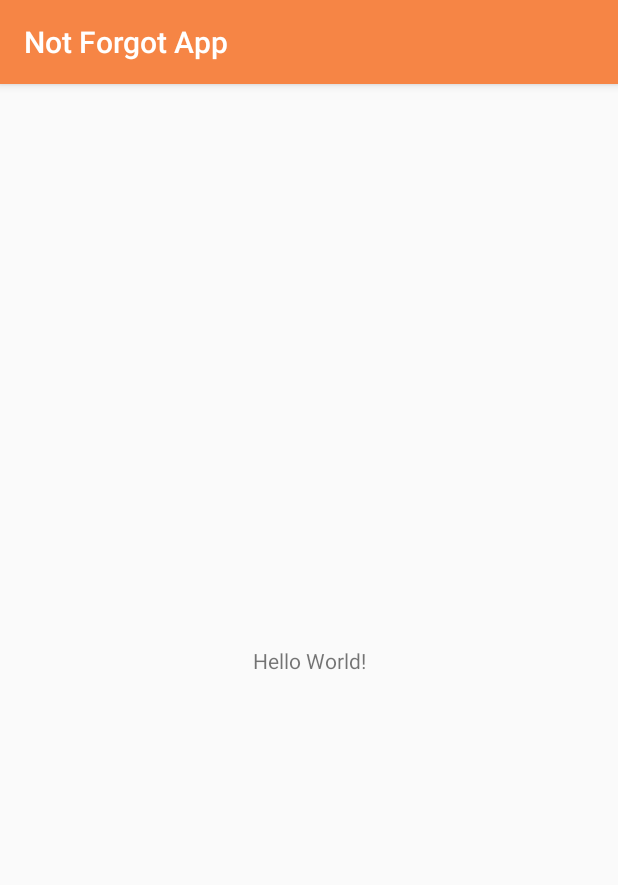
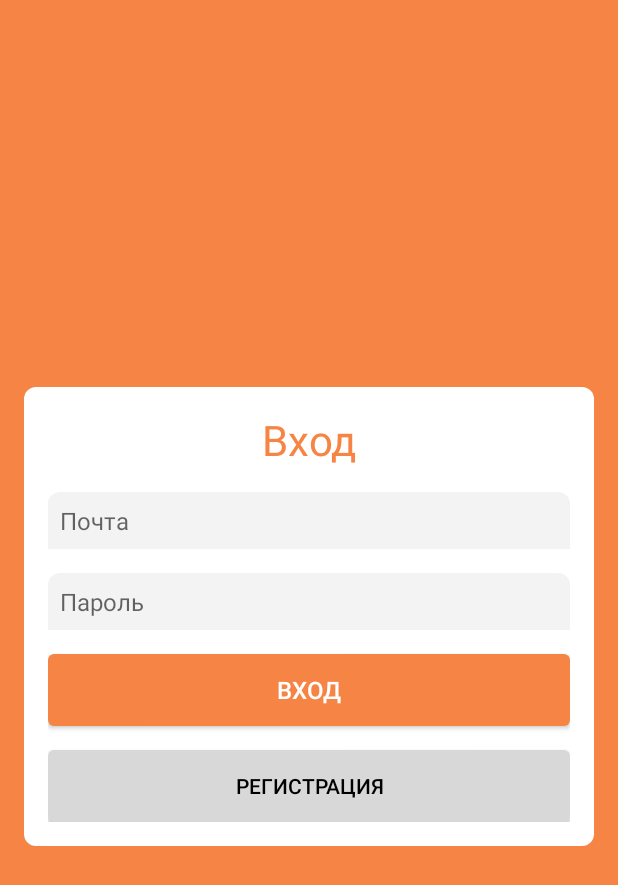
Before and after one commit to Ghostwish46/NotForgot, an Android app: the screen it shows after launch (MainActivity before the commit, LoginActivity after it), on a phone screen of 412 x 824 dp. Shown: the top 885 px of the screen. Run offline under Robolectric (Android 15) with nearby library versions, the phone set to English and light mode, and no system bars.

Commit message:
Login/Register activity design and transition logic.

```diff
--- a/app/src/main/AndroidManifest.xml
+++ b/app/src/main/AndroidManifest.xml
@@ -9,7 +9,7 @@
         android:roundIcon="@mipmap/ic_launcher_round"
         android:supportsRtl="true"
         android:theme="@style/AppTheme">
-        <activity android:name=".MainActivity"
+        <activity android:name=".LoginActivity"
             android:theme="@style/AppTheme.Launcher">
             <intent-filter>
                 <action android:name="android.intent.action.MAIN" />
--- /dev/null
+++ b/app/src/main/java/dev/ghost/notforgotapp/LoginActivity.kt
@@ -0,0 +1,44 @@
+package dev.ghost.notforgotapp
+
+import androidx.appcompat.app.AppCompatActivity
+import android.os.Bundle
+import android.view.View
+import android.widget.Button
+import android.widget.LinearLayout
+
+class LoginActivity : AppCompatActivity() {
+
+//    lateinit var  mLinearLogin:LinearLayout
+
+    override fun onCreate(savedInstanceState: Bundle?) {
+        super.onCreate(savedInstanceState)
+        setTheme(R.style.AppTheme_Login)
+        setContentView(R.layout.activity_login)
+
+        val mLinearLogin:LinearLayout = findViewById(R.id.includeLogin)
+        val mLinearRegistration:LinearLayout = findViewById(R.id.includeRegistration)
+
+
+        val btnRegistration:Button = mLinearLogin.findViewById(R.id.buttonLoginRegistration)
+        btnRegistration.setOnClickListener {
+            mLinearLogin.changeVisibility()
+            mLinearRegistration.changeVisibility()
+        }
+
+        val btnLogin:Button = mLinearRegistration.findViewById(R.id.buttonRegistrationLogin)
+        btnLogin.setOnClickListener {
+            mLinearLogin.changeVisibility()
+            mLinearRegistration.changeVisibility()
+        }
+
+
+    }
+
+    private fun View.changeVisibility() {
+        if (visibility == View.VISIBLE) {
+            visibility = View.GONE
+        } else {
+            visibility = View.VISIBLE
+        }
+    }
+}
--- a/app/src/main/java/dev/ghost/notforgotapp/MainActivity.kt
+++ /dev/null
@@ -1,13 +0,0 @@
-package dev.ghost.notforgotapp
-
-import androidx.appcompat.app.AppCompatActivity
-import android.os.Bundle
-
-class MainActivity : AppCompatActivity() {
-
-    override fun onCreate(savedInstanceState: Bundle?) {
-        super.onCreate(savedInstanceState)
-        setTheme(R.style.AppTheme)
-        setContentView(R.layout.activity_main)
-    }
-}
--- /dev/null
+++ b/app/src/main/res/drawable/background_bright_button.xml
@@ -0,0 +1,9 @@
+<?xml version="1.0" encoding="utf-8"?>
+<selector xmlns:android="http://schemas.android.com/apk/res/android">
+<item>
+    <shape>
+        <corners android:radius="@dimen/corner_small" />
+        <solid android:color="@color/colorPrimary" />
+    </shape>
+</item>
+</selector>
--- /dev/null
+++ b/app/src/main/res/drawable/background_cornered_container.xml
@@ -0,0 +1,9 @@
+<?xml version="1.0" encoding="utf-8"?>
+<selector xmlns:android="http://schemas.android.com/apk/res/android">
+<item>
+    <shape>
+        <corners android:radius="@dimen/corner_normal"></corners>
+        <solid android:color="@color/colorWhite"></solid>
+    </shape>
+</item>
+</selector>
--- /dev/null
+++ b/app/src/main/res/drawable/background_edit_text.xml
@@ -0,0 +1,10 @@
+<?xml version="1.0" encoding="utf-8"?>
+<selector xmlns:android="http://schemas.android.com/apk/res/android">
+<item>
+    <shape>
+        <corners android:topRightRadius="@dimen/corner_normal"
+            android:topLeftRadius="@dimen/corner_normal"></corners>
+        <solid android:color="@color/colorLightGray"></solid>
+    </shape>
+</item>
+</selector>
--- /dev/null
+++ b/app/src/main/res/drawable/background_gray_button.xml
@@ -0,0 +1,9 @@
+<?xml version="1.0" encoding="utf-8"?>
+<selector xmlns:android="http://schemas.android.com/apk/res/android">
+    <item>
+        <shape>
+            <corners android:radius="@dimen/corner_small"></corners>
+            <solid android:color="@color/colorGray"></solid>
+        </shape>
+    </item>
+</selector>
--- /dev/null
+++ b/app/src/main/res/layout/activity_login.xml
@@ -0,0 +1,25 @@
+<?xml version="1.0" encoding="utf-8"?>
+<androidx.constraintlayout.widget.ConstraintLayout xmlns:android="http://schemas.android.com/apk/res/android"
+    xmlns:app="http://schemas.android.com/apk/res-auto"
+    xmlns:tools="http://schemas.android.com/tools"
+    tools:context=".LoginActivity"
+    style="@style/background_constraint">
+
+    <include
+        android:id="@+id/includeRegistration"
+        layout="@layout/layout_registration"
+        android:visibility="gone"
+        app:layout_constraintBottom_toBottomOf="parent"
+        app:layout_constraintEnd_toEndOf="parent"
+        app:layout_constraintStart_toStartOf="parent"
+        app:layout_constraintTop_toTopOf="parent" />
+
+    <include
+        android:id="@+id/includeLogin"
+        layout="@layout/layout_login"
+        app:layout_constraintBottom_toBottomOf="parent"
+        app:layout_constraintEnd_toEndOf="parent"
+        app:layout_constraintStart_toStartOf="parent"
+        app:layout_constraintTop_toTopOf="parent" />
+
+</androidx.constraintlayout.widget.ConstraintLayout>
--- a/app/src/main/res/layout/activity_main.xml
+++ /dev/null
@@ -1,18 +0,0 @@
-<?xml version="1.0" encoding="utf-8"?>
-<androidx.constraintlayout.widget.ConstraintLayout xmlns:android="http://schemas.android.com/apk/res/android"
-    xmlns:app="http://schemas.android.com/apk/res-auto"
-    xmlns:tools="http://schemas.android.com/tools"
-    android:layout_width="match_parent"
-    android:layout_height="match_parent"
-    tools:context=".MainActivity">
-
-    <TextView
-        android:layout_width="wrap_content"
-        android:layout_height="wrap_content"
-        android:text="Hello World!"
-        app:layout_constraintBottom_toBottomOf="parent"
-        app:layout_constraintLeft_toLeftOf="parent"
-        app:layout_constraintRight_toRightOf="parent"
-        app:layout_constraintTop_toTopOf="parent" />
-
-</androidx.constraintlayout.widget.ConstraintLayout>
--- /dev/null
+++ b/app/src/main/res/layout/layout_login.xml
@@ -0,0 +1,51 @@
+<?xml version="1.0" encoding="utf-8"?>
+<LinearLayout xmlns:android="http://schemas.android.com/apk/res/android"
+    xmlns:app="http://schemas.android.com/apk/res-auto"
+    xmlns:tools="http://schemas.android.com/tools"
+    android:layout_width="0dp"
+    android:layout_height="wrap_content"
+    android:background="@drawable/background_cornered_container"
+    android:orientation="vertical"
+    android:padding="@dimen/margin_normal"
+    app:layout_constraintBottom_toBottomOf="parent"
+    app:layout_constraintEnd_toEndOf="parent"
+    app:layout_constraintStart_toStartOf="parent"
+    app:layout_constraintTop_toTopOf="parent"
+    app:layout_constraintVertical_bias="0.498"
+    tools:showIn="@layout/activity_login">
+
+    <TextView
+        android:id="@+id/textView"
+        style="@style/HeaderTextView"
+        android:text="@string/header_login"
+        app:layout_constraintEnd_toEndOf="parent"
+        app:layout_constraintStart_toStartOf="parent"
+        app:layout_constraintTop_toTopOf="parent" />
+
+    <EditText
+        android:id="@+id/editTextLoginMail"
+        style="@style/InputEditText"
+        android:hint="@string/hint_mail" />
+
+    <EditText
+        android:id="@+id/editTexLoginPassword"
+        style="@style/InputEditText"
+        android:layout_width="match_parent"
+        android:layout_height="wrap_content"
+        android:layout_marginTop="@dimen/margin_normal"
+        android:ems="10"
+        android:hint="@string/hint_password"
+        android:inputType="textPassword" />
+
+    <Button
+        android:id="@+id/buttonLoginAction"
+        style="@style/BrightButton"
+        android:layout_width="match_parent"
+        android:layout_height="wrap_content"
+        android:text="@string/header_login" />
+
+    <Button
+        android:id="@+id/buttonLoginRegistration"
+        style="@style/GrayButton"
+        android:text="@string/header_registration" />
+</LinearLayout>
--- a/app/src/main/res/values/colors.xml
+++ b/app/src/main/res/values/colors.xml
@@ -1,6 +1,14 @@
 <?xml version="1.0" encoding="utf-8"?>
 <resources>
     <color name="colorPrimary">#F68545</color>
-    <color name="colorPrimaryDark">#C16835</color>
-    <color name="colorAccent">#03DAC5</color>
+    <color name="colorPrimaryDark">#c56a37</color>
+    <color name="colorAccent">#F44336</color>
+    <color name="colorWhite">#FFFFFF</color>
+    <color name="colorBlack">#000000</color>
+    <color name="colorLightGray">#f3f3f3</color>
+    <color name="colorGray">#d8d8d8</color>
+    <color name="colorRed">#fc4040</color>
+    <color name="colorBlue">#6083fe</color>
+    <color name="colorYellow">#ffc453</color>
+    <color name="colorGreen">#64c16d</color>
 </resources>
--- /dev/null
+++ b/app/src/main/res/values/dimens.xml
@@ -0,0 +1,7 @@
+<?xml version="1.0" encoding="utf-8"?>
+<resources>
+    <dimen name="margin_small">8dp</dimen>
+    <dimen name="margin_normal">16dp</dimen>
+    <dimen name="corner_normal">8dp</dimen>
+    <dimen name="corner_small">4dp</dimen>
+</resources>
--- a/app/src/main/res/values/strings.xml
+++ b/app/src/main/res/values/strings.xml
@@ -1,3 +1,14 @@
 <resources>
     <string name="app_name">Not Forgot App</string>
+
+    <string name="header_login">Вход</string>
+    <string name="header_registration">Регистрация</string>
+
+    <string name="hint_name">Имя</string>
+    <string name="hint_mail">Почта</string>
+    <string name="hint_password">Пароль</string>
+    <string name="hint_re_password">Повторите пароль</string>
+
+    <string name="action_register">Зарегистрироваться</string>
+    <string name="action_login">Войти</string>
 </resources>
--- a/app/src/main/res/values/styles.xml
+++ b/app/src/main/res/values/styles.xml
@@ -6,6 +6,8 @@
         <item name="colorPrimary">@color/colorPrimary</item>
         <item name="colorPrimaryDark">@color/colorPrimaryDark</item>
         <item name="colorAccent">@color/colorAccent</item>
+        <item name="editTextStyle">@style/InputEditText</item>
+        <item name="buttonStyle">@style/BrightButton</item>
     </style>
 
     <!--Child theme for SplashScreen-->
@@ -13,4 +15,51 @@
         <item name="android:windowBackground">@drawable/drawable_splash_screen</item>
     </style>
 
+    <style name="AppTheme.Login" parent="Theme.AppCompat.Light.NoActionBar">
+        <item name="android:windowBackground">@drawable/drawable_splash_screen</item>
+    </style>
+
+
+    <style name="background_constraint">
+        <item name="android:layout_width">match_parent</item>
+        <item name="android:layout_height">match_parent</item>
+        <item name="android:background">@color/colorPrimary</item>
+        <item name="android:padding">@dimen/margin_normal</item>
+    </style>
+
+    <style name="HeaderTextView">
+        <item name="android:layout_width">match_parent</item>
+        <item name="android:layout_height">wrap_content</item>
+        <item name="android:textColor">@color/colorPrimary</item>
+        <item name="android:textAlignment">center</item>
+        <item name="android:textSize">28sp</item>
+    </style>
+
+    <style name="InputEditText" parent="Widget.AppCompat.EditText">
+        <item name="android:layout_marginTop">@dimen/margin_normal</item>
+        <item name="android:layout_width">match_parent</item>
+        <item name="android:layout_height">wrap_content</item>
+        <item name="android:background">@drawable/background_edit_text</item>
+        <item name="android:ems">10</item>
+        <item name="android:inputType">textEmailAddress</item>
+        <item name="android:padding">@dimen/margin_small</item>
+        <item name="android:textSize">16sp</item>
+    </style>
+
+    <style name="BrightButton" parent="Widget.AppCompat.Button">
+        <item name="android:layout_marginTop">@dimen/margin_normal</item>
+        <item name="android:background">@drawable/background_bright_button</item>
+        <item name="android:textColor">@color/colorWhite</item>
+        <item name="android:textSize">16sp</item>
+    </style>
+
+    <style name="GrayButton" parent="Widget.AppCompat.Button">
+        <item name="android:layout_width">match_parent</item>
+        <item name="android:layout_height">wrap_content</item>
+        <item name="android:layout_marginTop">@dimen/margin_normal</item>
+        <item name="android:background">@drawable/background_gray_button</item>
+        <item name="android:textAlignment">center</item>
+        <item name="android:textColor">@color/colorBlack</item>
+    </style>
+
 </resources>
```
Also changed, not shown: app/src/main/res/layout/layout_registration.xml (added, +66 -0 lines).
